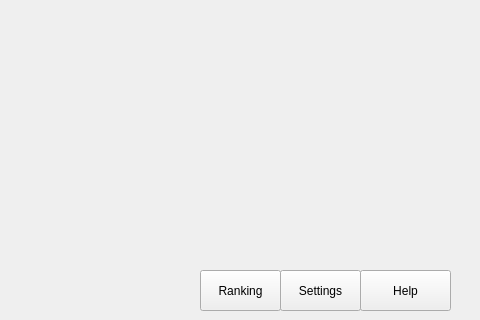
Qt form mainwindow.ui (hero919/ImagesMatching) before a commit; both pictures show x 320 to 800 and y 280 to 600 of the 800 by 600 pixel window.
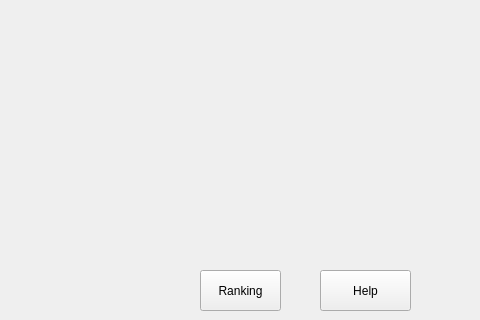
The same form after that commit. Icons and pictures are not drawn.

```diff
--- a/mainwindow.ui
+++ b/mainwindow.ui
@@ -87,26 +87,10 @@
      <string>Ranking</string>
     </property>
    </widget>
-   <widget class="QPushButton" name="pushButton_4">
-    <property name="geometry">
-     <rect>
-      <x>600</x>
-      <y>550</y>
-      <width>81</width>
-      <height>41</height>
-     </rect>
-    </property>
-    <property name="styleSheet">
-     <string notr="true">background-image: url();</string>
-    </property>
-    <property name="text">
-     <string>Settings</string>
-    </property>
-   </widget>
    <widget class="QPushButton" name="pushButton_5">
     <property name="geometry">
      <rect>
-      <x>680</x>
+      <x>640</x>
       <y>550</y>
       <width>91</width>
       <height>41</height>
```
